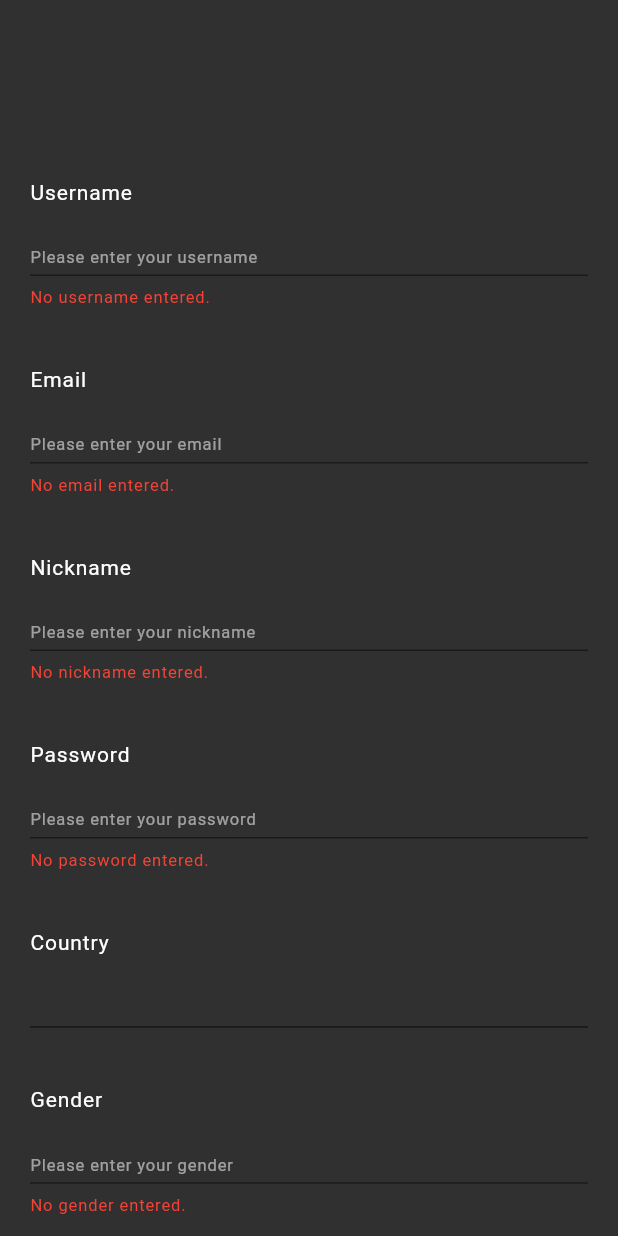
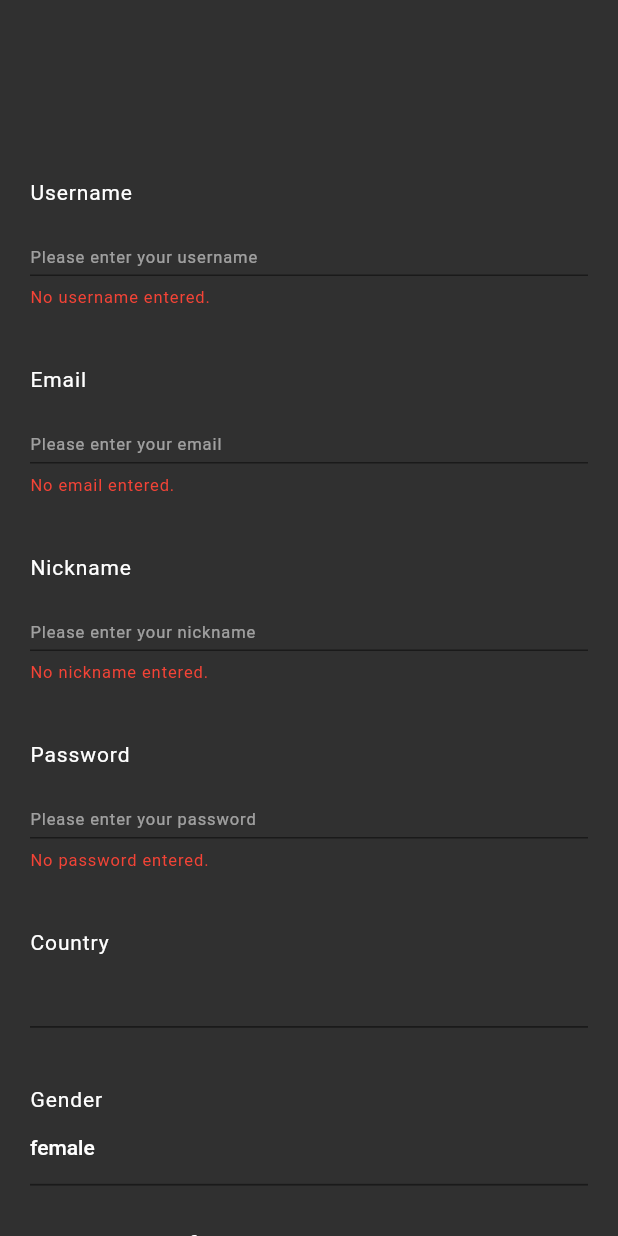
Before and after one commit to heeeun98/flutterStudy1, a Flutter app: the SignUpPage widget shown alone on an empty page, opened directly, on a phone screen of 412 x 824 dp. Run offline on Flutter 3.47's test engine with Material 2 defaults, Android fonts, the phone set to English and light mode, and no system bars; our stand-ins replace dio, pull_to_refresh; missing offline and left inert: country_codes.

Commit message:
login&sign up

```diff
--- a/lib/act/LoginAct.dart
+++ b/lib/act/LoginAct.dart
@@ -247,6 +247,10 @@ class _SignUpPageState extends State<SignUpPage> {
   List<Country> countries = [];
   Country firstSelectCountry = Country();
   int firstSelectIndex = 0;
+  List<String> genders = ["female", "mail", "custom"];
+  String firstSelectGender = "female";
+  int firstSelectIndexGender = 0;
+
 
   @override
   void initState() {
@@ -305,6 +309,7 @@ class _SignUpPageState extends State<SignUpPage> {
   @override
   Widget build(BuildContext context) {
     Color focusColor = Theme.of(context).primaryColor;
+    bool isSelect = true;
     return SingleChildScrollView(
       child: Container(
         padding: const EdgeInsets.only(top: 80, left: 20, right: 20, bottom: 0),
@@ -346,26 +351,37 @@ class _SignUpPageState extends State<SignUpPage> {
               ),
               TextFormButtonWidget(
                 title: "Country",
-                textEditingController: _countryController,
-                firstSelectedCountry: firstSelectCountry.korCommon,
+                firstSelectedCountry: firstSelectCountry.engCommon,
                 voidCallback: () {
-                 List<Country> list = [];
-                 for (var country in countries) {list.add(country);}
+                 List<String> list = [];
+                 for (var country in countries) {list.add(country.engCommon);}
+
                  ShowCupertinoModalPopupWidget()._showActionSheet(context, "Country", list, firstSelectIndex, (index) {
-                   setState(() {
-                     firstSelectCountry = countries[index];
-                     firstSelectIndex = index;
-                   });
-                 });
+                   firstSelectCountry = countries[index];
+                   firstSelectIndex = index;
+                   }, () {
+                   Navigator.pop(context);
+                   setState(() {});
+                 }
+                 );
                 },
               ),
-              TextFormFieldWidget(
-                  title: "Gender",
-                  content: gender,
-                  hintText: "Please enter your gender",
-                  validateMessage: "No gender entered.",
-                  obscureText: false,
-                  textEditingController: _genderController
+              TextFormButtonWidget(
+                title: "Gender",
+                firstSelectedCountry: firstSelectGender,
+                voidCallback: () {
+                  // List<String> list = [];
+                  // for (var gender in genders) {list.add(gender);}
+
+                  ShowCupertinoModalPopupWidget()._showActionSheet(context, "Gender", genders, firstSelectIndexGender, (index) {
+                    firstSelectGender = genders[index];
+                    firstSelectIndexGender = index;
+                  }, () {
+                    Navigator.pop(context);
+                    setState(() {});
+                  }
+                  );
+                },
               ),
               Container(
                 alignment: Alignment.centerLeft,
@@ -547,16 +563,14 @@ class _TextFormFieldWidgetState extends State<TextFormFieldWidget> {
 
 // 밑에서 올라오는 위젯
 class TextFormButtonWidget extends StatefulWidget {
-  final String title;
-  final TextEditingController textEditingController;
-  final String firstSelectedCountry;
-  final VoidCallback voidCallback;
+  String title;
+  String firstSelectedCountry;
+  VoidCallback voidCallback;
 
-  const TextFormButtonWidget({
+  TextFormButtonWidget({
     Key? key,
     required this.title,
     required this.firstSelectedCountry,
-    required this.textEditingController,
     required this.voidCallback
   }) : super(key: key);
 
@@ -565,11 +579,9 @@ class TextFormButtonWidget extends StatefulWidget {
 }
 
 class _TextFormButtonWidgetState extends State<TextFormButtonWidget> {
-  bool isSelected = false;
-
   @override
   Widget build(BuildContext context) {
-    Color focusColor = Theme.of(context).primaryColor;
+    Color whiteColor = Colors.white;
 
     return Column(
       crossAxisAlignment: CrossAxisAlignment.start,
@@ -578,7 +590,7 @@ class _TextFormButtonWidgetState extends State<TextFormButtonWidget> {
         SizedBox(
           width: double.infinity,
           child: Text(widget.title, style: TextStyle(
-              color: isSelected ? focusColor : Colors.white,
+              color: whiteColor,
               fontSize: 14,
               letterSpacing: 0.6
           )
@@ -590,11 +602,10 @@ class _TextFormButtonWidgetState extends State<TextFormButtonWidget> {
           child: SizedBox(
             width: double.infinity,
             child: Container(
-              decoration: BoxDecoration(border: Border(bottom: BorderSide(color: isSelected ? focusColor : Colors.black45, width: 1.2))),
+              decoration: const BoxDecoration(border: Border(bottom: BorderSide(color: Colors.black45, width: 1.2))),
               child: TextButton(
                 style: TextButton.styleFrom(padding: const EdgeInsets.all(0), alignment: Alignment.centerLeft),
                 onPressed: () {
-                  setState(() => isSelected = !isSelected);
                   widget.voidCallback();
                 },
                 child: Text(widget.firstSelectedCountry, style: const TextStyle(color: Colors.white)),
@@ -608,10 +619,11 @@ class _TextFormButtonWidgetState extends State<TextFormButtonWidget> {
 }
 
 class ShowCupertinoModalPopupWidget {
-  void _showActionSheet(BuildContext context, String title, List contents, int firstCountryIndex, ListCallback listCallback) {
+  void _showActionSheet(BuildContext context, String title, List contents, int firstCountryIndex, ListCallback listCallback, VoidCallback voidCallback) {
     Color focusColor = Theme.of(context).primaryColor;
     Color canvasColor = Theme.of(context).canvasColor;
     Color greyColor = Colors.grey;
+    double deviceHeight = MediaQuery.of(context).size.height;
 
     showCupertinoModalPopup(
         context: context,
@@ -619,7 +631,7 @@ class ShowCupertinoModalPopupWidget {
           return Material(
               child: Container(
                 color: canvasColor,
-                height: 400,
+                height: deviceHeight * 0.4,
                 width: double.infinity,
                 child: Column(
                   mainAxisAlignment: MainAxisAlignment.start,
@@ -638,17 +650,15 @@ class ShowCupertinoModalPopupWidget {
                     Expanded(     // 제목
                       flex: 1,
                       child: Container(
-                        height: 100,
                         width: double.infinity,
-                        alignment: Alignment.center,
+                        alignment: Alignment.topCenter,
                         padding: const EdgeInsets.only(top: 30),
-                        child: Text(title, style: const TextStyle(fontSize: 30, color: Colors.white, letterSpacing: 1.2)),
+                        child: Text(title, style: const TextStyle(fontSize: 20, color: Colors.white, letterSpacing: 1.2)),
                       ),
                     ),
                     Expanded(     // 내용
                       flex: 2,
                       child: SizedBox(
-                        height: 200,
                         child: CupertinoPicker(
                           useMagnifier: true,
                           scrollController: FixedExtentScrollController(initialItem: firstCountryIndex),
@@ -659,7 +669,7 @@ class ShowCupertinoModalPopupWidget {
                           children: contents.map((l) =>
                               Container(
                                   alignment: Alignment.center,
-                                  child: Text(l.korCommon, style: const TextStyle(color: Colors.white, fontSize: 25, letterSpacing: 1.2))
+                                  child: Text(l, style: const TextStyle(color: Colors.white, fontSize: 15, letterSpacing: 1.2))
                               )
                           ).toList(),
                         ),
@@ -668,7 +678,7 @@ class ShowCupertinoModalPopupWidget {
                     Expanded(     // 취소 확인 버튼
                         flex: 1,
                         child: Container(
-                          padding: const EdgeInsets.only(top: 20, bottom: 20, left: 10, right: 10),
+                          padding: const EdgeInsets.only(top: 10, bottom: 10, left: 10, right: 10),
                           child: Row(
                             mainAxisAlignment: MainAxisAlignment.spaceEvenly,
                             children: [
@@ -677,8 +687,9 @@ class ShowCupertinoModalPopupWidget {
                                 child: Container(
                                   color: greyColor,
                                   child: TextButton(
+                                      style: TextButton.styleFrom(padding: EdgeInsets.zero),
                                       onPressed: () => Navigator.pop(context),
-                                      child: const Text("Back", style: TextStyle(fontSize: 20, color: Colors.white, letterSpacing: 1.2),)
+                                      child: const Text("Back", style: TextStyle(fontSize: 15, color: Colors.white, letterSpacing: 1.2),)
                                   ),
                                 ),
                               ),
@@ -688,8 +699,11 @@ class ShowCupertinoModalPopupWidget {
                                 child: Container(
                                   color: focusColor,
                                   child: TextButton(
-                                      onPressed: () => Navigator.pop(context),
-                                      child: const Text("Confirm", style: TextStyle(fontSize: 20, color: Colors.white, letterSpacing: 1.2),)
+                                    style: TextButton.styleFrom(padding: EdgeInsets.zero),
+                                      onPressed: () {
+                                        voidCallback();
+                                      },
+                                      child: const Text("Confirm", style: TextStyle(fontSize: 15, color: Colors.white, letterSpacing: 1.2),)
                                   ),
                                 ),
                               ),
```
